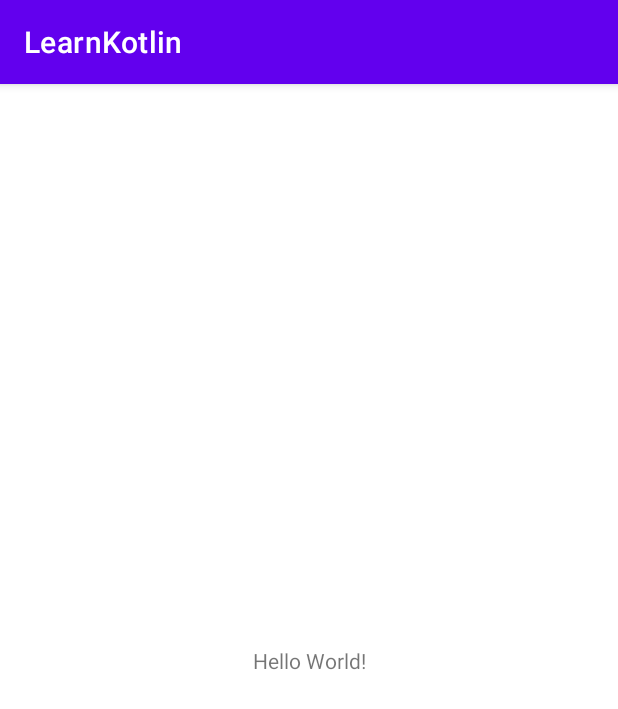
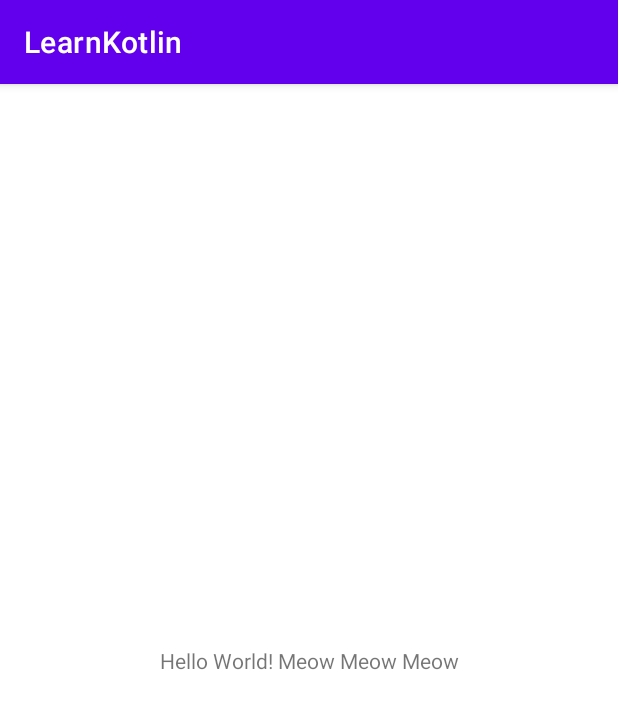
Before and after one commit to RonnienNguyen/LearnKotlin, an Android app: the screen it shows after launch (MainActivity), on a phone screen of 412 x 824 dp. Shown: the top 709 px of the screen. Run offline under Robolectric (Android 15) with nearby library versions, the phone set to English and light mode, and no system bars.

```diff
--- a/app/src/main/AndroidManifest.xml
+++ b/app/src/main/AndroidManifest.xml
@@ -1,6 +1,9 @@
 <?xml version="1.0" encoding="utf-8"?>
 <manifest xmlns:android="http://schemas.android.com/apk/res/android"
     package="com.example.learnkotlin">
+
+
+    <uses-permission android:name="android.permission.INTERNET"/>
 
     <application
         android:allowBackup="true"
--- /dev/null
+++ b/app/src/main/java/com/example/learnkotlin/ApiInterface.kt
@@ -0,0 +1,11 @@
+package com.example.learnkotlin
+
+import retrofit2.Call
+import retrofit2.Retrofit
+import retrofit2.http.GET
+
+interface ApiInterface {
+    @GET("posts")
+    fun getData(): Call<List<MyDataItem>>
+
+}
--- a/app/src/main/java/com/example/learnkotlin/MainActivity.kt
+++ b/app/src/main/java/com/example/learnkotlin/MainActivity.kt
@@ -1,11 +1,57 @@
 package com.example.learnkotlin
 
+import android.content.ContentValues.TAG
 import androidx.appcompat.app.AppCompatActivity
 import android.os.Bundle
+import android.util.Log
+import kotlinx.android.synthetic.main.activity_main.*
+import retrofit2.Call
+import retrofit2.Callback
+import retrofit2.Response
+import retrofit2.Retrofit
+import retrofit2.converter.gson.GsonConverterFactory
+
+
+
+const val BASE_URL = "https://jsonplaceholder.typicode.com/"
 
 class MainActivity : AppCompatActivity() {
     override fun onCreate(savedInstanceState: Bundle?) {
         super.onCreate(savedInstanceState)
         setContentView(R.layout.activity_main)
+
+        getMyData();
+    }
+
+    private fun getMyData() {
+
+        val retrofitBuilder = Retrofit.Builder()
+            .addConverterFactory(GsonConverterFactory.create())
+            .baseUrl(BASE_URL)
+            .build()
+            .create(ApiInterface::class.java)
+
+        val retrofitData = retrofitBuilder.getData()
+
+        retrofitData.enqueue(object : Callback<List<MyDataItem>?> {
+            override fun onResponse(call: Call<List<MyDataItem>?>, response: Response<List<MyDataItem>?>){
+                val responseBody = response.body()!!
+
+                val myStringBuilder = StringBuilder()
+                for (myData in responseBody){
+                    myStringBuilder.append(myData.id)
+                    myStringBuilder.append("\n")
+                }
+
+
+                meow.text = myStringBuilder.toString()
+            }
+
+            override fun onFailure(call: Call<List<MyDataItem>?>, t: Throwable) {
+
+                Log.d("TAG", "onFailure: " + t.message)
+                TODO("Not yet implemented")
+            }
+        })
     }
 }
--- /dev/null
+++ b/app/src/main/java/com/example/learnkotlin/MyData.kt
@@ -0,0 +1,3 @@
+package com.example.learnkotlin
+
+class MyData : ArrayList<MyDataItem>()
--- a/app/src/main/res/layout/activity_main.xml
+++ b/app/src/main/res/layout/activity_main.xml
@@ -7,12 +7,15 @@
     tools:context=".MainActivity">
 
     <TextView
+        android:id="@+id/meow"
         android:layout_width="wrap_content"
         android:layout_height="wrap_content"
-        android:text="Hello World!"
+        android:text="Hello World! Meow Meow Meow"
         app:layout_constraintBottom_toBottomOf="parent"
         app:layout_constraintLeft_toLeftOf="parent"
         app:layout_constraintRight_toRightOf="parent"
         app:layout_constraintTop_toTopOf="parent" />
 
+
+
 </androidx.constraintlayout.widget.ConstraintLayout>
```
Also changed, not shown: app/build.gradle (+9 -1 lines), app/src/main/java/com/example/learnkotlin/MyDataItem.kt (added, +12 -0 lines), gradle/wrapper/gradle-wrapper.properties.
